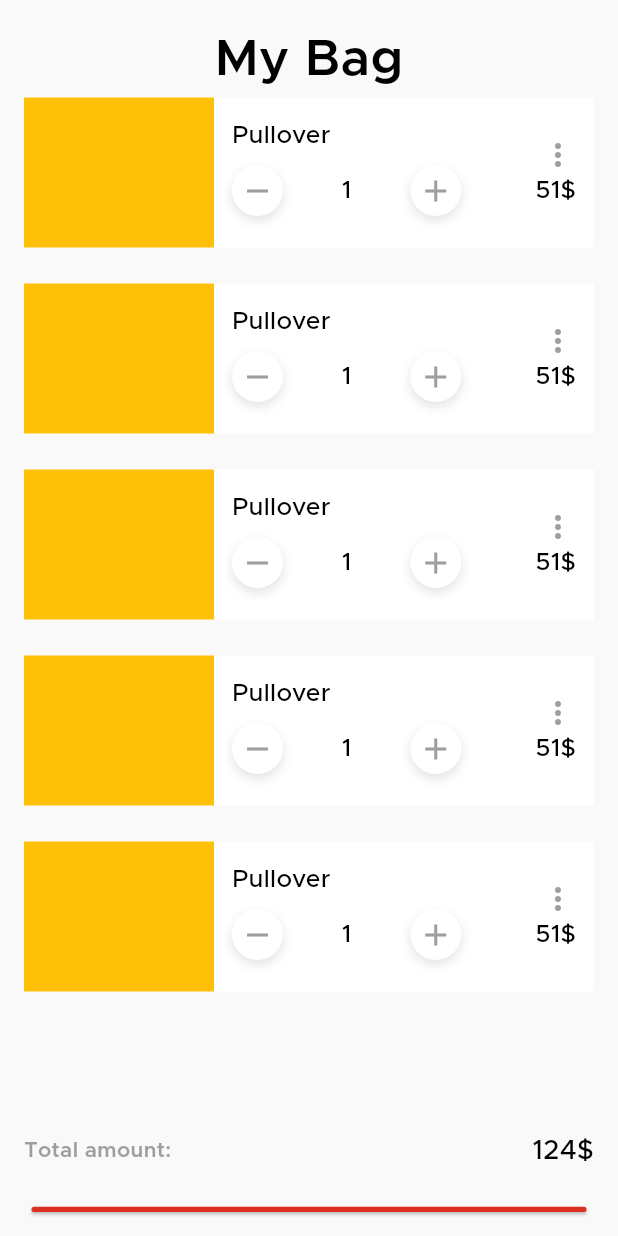
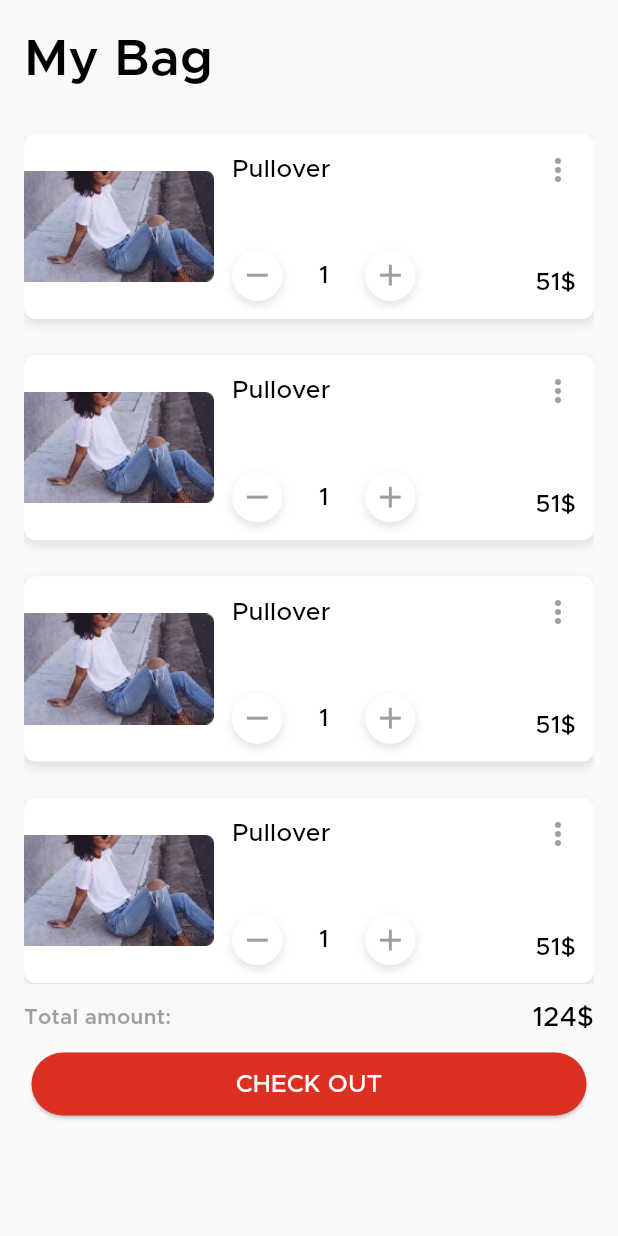
Before and after one commit to mahmoud-hassan1/Fashion-App, a Flutter app: the BagView screen opened directly, on a phone screen of 412 x 824 dp. Run offline on Flutter 3.47's test engine with Material 3 defaults, Android fonts, the phone set to English and light mode, and no system bars; drawn by our look-alikes of numberpicker; our stand-ins replace bloc, cloud_firestore, device_preview, firebase_auth, firebase_core, firebase_storage and 5 more; missing offline and left inert: carousel_slider_plus; accounts and stored records are empty; project files that could hold a hidden picture were left out.

Commit message:
finish my bag ui

```diff
--- a/lib/Features/bag/presentation/views/widgets/bag_view_body.dart
+++ b/lib/Features/bag/presentation/views/widgets/bag_view_body.dart
@@ -2,6 +2,7 @@ import 'package:flutter/material.dart';
 import 'package:online_shopping/Features/auth/presentation/views/widgets/custtom_button.dart';
 import 'package:online_shopping/Features/bag/presentation/views/widgets/my_bag_item.dart';
 import 'package:online_shopping/core/utiles/styles.dart';
+import 'package:online_shopping/core/widgets/scale_down.dart';
 
 class BagViewBody extends StatelessWidget {
   const BagViewBody({super.key});
@@ -11,9 +12,12 @@ class BagViewBody extends StatelessWidget {
     return Padding(
       padding: const EdgeInsets.all(16),
       child: Column(
+        crossAxisAlignment: CrossAxisAlignment.start,
         children: [
-          Text("My Bag", style: Styles.kMediumTextStyle(context).copyWith(fontSize: 34)),
+          ScaleDown(child: Text("My Bag", style: Styles.kMediumTextStyle(context).copyWith(fontSize: 34))),
+          const SizedBox(height: 24),
           Expanded(
+            flex: 5,
             child: ListView.builder(
               itemCount: 5,
               itemBuilder: (BuildContext context, int index) {
@@ -26,16 +30,26 @@ class BagViewBody extends StatelessWidget {
               },
             ),
           ),
-          const SizedBox(height: 24),
-          Row(
-            mainAxisAlignment: MainAxisAlignment.spaceBetween,
+          const SizedBox(height: 10),
+          Column(
+            mainAxisSize: MainAxisSize.min,
             children: [
-              Text("Total amount:", style: Styles.kMediumTextStyle(context).copyWith(fontSize: 14, color: Colors.grey)),
-              Text("124\$", style: Styles.kSmallTextStyle(context).copyWith(fontSize: 18, fontWeight: FontWeight.w500)),
+              Row(
+                mainAxisAlignment: MainAxisAlignment.spaceBetween,
+                children: [
+                  ScaleDown(
+                    child: Text("Total amount:", style: Styles.kMediumTextStyle(context).copyWith(fontSize: 14, color: Colors.grey)),
+                  ),
+                  const SizedBox(width: 10),
+                  ScaleDown(
+                    child: Text("124\$", style: Styles.kSmallTextStyle(context).copyWith(fontSize: 18, fontWeight: FontWeight.w500)),
+                  ),
+                ],
+              ),
+              const SizedBox(height: 10),
+              CustomButton(height: 600, label: "CHECK OUT", onTap: () {}),
             ],
           ),
-          const SizedBox(height: 24),
-          CustomButton(height: 50, label: "CHECK OUT", onTap: () {}),
         ],
       ),
     );
--- a/lib/Features/bag/presentation/views/widgets/my_bag_item.dart
+++ b/lib/Features/bag/presentation/views/widgets/my_bag_item.dart
@@ -1,6 +1,8 @@
 import 'package:flutter/material.dart';
 import 'package:online_shopping/Features/bag/presentation/views/widgets/quantity_picker.dart';
+import 'package:online_shopping/core/utiles/assets.dart';
 import 'package:online_shopping/core/utiles/styles.dart';
+import 'package:online_shopping/core/widgets/scale_down.dart';
 
 class MyBagItem extends StatelessWidget {
   const MyBagItem({super.key});
@@ -8,40 +10,55 @@ class MyBagItem extends StatelessWidget {
   @override
   Widget build(BuildContext context) {
     return Container(
-      color: Colors.white,
+      height: MediaQuery.sizeOf(context).width * .3,
+      clipBehavior: Clip.hardEdge,
+      decoration: BoxDecoration(
+        color: Colors.white,
+        borderRadius: BorderRadius.circular(8),
+        boxShadow: [
+          BoxShadow(color: Colors.grey.withOpacity(.3), blurStyle: BlurStyle.normal, blurRadius: 5, offset: const Offset(0, 3), spreadRadius: 0),
+        ],
+      ),
       child: Row(
         children: [
           Expanded(
-            flex: 1,
-            child: Container(height: 100, width: 100, color: Colors.amber),
+            flex: 3,
+            child: Image.asset(Assets.imagesClothes),
+          ),
+          Expanded(
+            flex: 4,
+            child: Padding(
+              padding: const EdgeInsets.all(12),
+              child: Column(
+                mainAxisAlignment: MainAxisAlignment.spaceBetween,
+                crossAxisAlignment: CrossAxisAlignment.start,
+                mainAxisSize: MainAxisSize.max,
+                children: [
+                  FittedBox(
+                    fit: BoxFit.scaleDown,
+                    child: Text("Pullover", style: Styles.kSmallTextStyle(context)),
+                  ),
+                  QuantityPicker(onChanged: (number) {}),
+                ],
+              ),
+            ),
           ),
           Expanded(
             flex: 2,
             child: Padding(
               padding: const EdgeInsets.all(12),
-              child: Row(
+              child: Column(
+                mainAxisAlignment: MainAxisAlignment.spaceBetween,
+                crossAxisAlignment: CrossAxisAlignment.end,
                 children: [
-                  Expanded(
-                    flex: 2,
-                    child: Column(
-                      mainAxisAlignment: MainAxisAlignment.spaceBetween,
-                      crossAxisAlignment: CrossAxisAlignment.start,
-                      children: [
-                        Text("Pullover", style: Styles.kSmallTextStyle(context)),
-                        QuantityPicker(onChanged: (number) {}),
-                      ],
+                  ScaleDown(
+                    child: GestureDetector(
+                      onTap: () {},
+                      child: const Icon(Icons.more_vert, color: Colors.grey),
                     ),
                   ),
-                  Expanded(
-                    flex: 1,
-                    child: Column(
-                      mainAxisAlignment: MainAxisAlignment.spaceBetween,
-                      crossAxisAlignment: CrossAxisAlignment.end,
-                      children: [
-                        const Icon(Icons.more_vert, color: Colors.grey),
-                        Text("51\$", style: Styles.kSmallTextStyle(context)),
-                      ],
-                    ),
+                  ScaleDown(
+                    child: Text("51\$", style: Styles.kSmallTextStyle(context)),
                   ),
                 ],
               ),
--- a/lib/Features/bag/presentation/views/widgets/quantity_picker.dart
+++ b/lib/Features/bag/presentation/views/widgets/quantity_picker.dart
@@ -1,6 +1,6 @@
 import 'package:flutter/material.dart';
-import 'package:numberpicker/numberpicker.dart';
 import 'package:online_shopping/core/utiles/styles.dart';
+import 'package:online_shopping/core/widgets/scale_down.dart';
 
 class QuantityPicker extends StatefulWidget {
   const QuantityPicker({super.key, required this.onChanged});
@@ -13,15 +13,14 @@ class QuantityPicker extends StatefulWidget {
 
 class _QuantityPickerState extends State<QuantityPicker> {
   int quan = 1;
-  final int maxValue = 10000;
+  final int maxValue = 9999;
   final int minValue = 1;
 
   @override
   Widget build(BuildContext context) {
-    return SizedBox(
-      // width: 60,
-      child: Row(
+    return Row(
       mainAxisAlignment: MainAxisAlignment.spaceBetween,
+      mainAxisSize: MainAxisSize.min,
       children: [
         getContainer(
           onTap: () {
@@ -32,25 +31,15 @@ class _QuantityPickerState extends State<QuantityPicker> {
           },
           icon: Icons.remove,
         ),
-          Flexible(
+        const SizedBox(width: 5),
+        ScaleDown(
           flex: 2,
-            child: FittedBox(
-              fit: BoxFit.scaleDown,
-              child: NumberPicker(
-                minValue: minValue,
-                maxValue: maxValue,
-                value: quan,
-                itemCount: 1,
-                itemWidth: 50,
-                textStyle: Styles.kSmallTextStyle(context),
-                selectedTextStyle: Styles.kSmallTextStyle(context),
-                onChanged: (index) {
-                  quan = index;
-                  setState(() {});
-                },
+          child: SizedBox(
+            width: 45,
+            child: Center(child: Text(quan.toString(), style: Styles.kSmallTextStyle(context))),
           ),
         ),
-          ),
+        const SizedBox(width: 5),
         getContainer(
           onTap: () {
             quan++;
@@ -61,14 +50,11 @@ class _QuantityPickerState extends State<QuantityPicker> {
           icon: Icons.add,
         ),
       ],
-      ),
     );
   }
 
   Widget getContainer({required final void Function() onTap, required IconData icon}) {
-    return Flexible(
-      child: FittedBox(
-        fit: BoxFit.scaleDown,
+    return ScaleDown(
       child: GestureDetector(
         onTap: onTap,
         child: Container(
@@ -80,8 +66,7 @@ class _QuantityPickerState extends State<QuantityPicker> {
               BoxShadow(color: Colors.grey.withOpacity(.3), blurStyle: BlurStyle.normal, blurRadius: 5, offset: const Offset(0, 3), spreadRadius: 0),
             ],
           ),
-            child: Icon(icon, color: Colors.grey),
-          ),
+          child: Icon(icon, color: Colors.grey, size: 24),
         ),
       ),
     );
--- /dev/null
+++ b/lib/core/widgets/scale_down.dart
@@ -0,0 +1,20 @@
+import 'package:flutter/material.dart';
+
+class ScaleDown extends StatelessWidget {
+  const ScaleDown({super.key, this.flex = 1, this.boxFit = BoxFit.scaleDown, this.child});
+
+  final int flex;
+  final BoxFit boxFit;
+  final Widget? child;
+
+  @override
+  Widget build(BuildContext context) {
+    return Flexible(
+      flex: flex,
+      child: FittedBox(
+        fit: boxFit,
+        child: child,
+      ),
+    );
+  }
+}
--- a/pubspec.yaml
+++ b/pubspec.yaml
@@ -48,7 +48,6 @@ dependencies:
   carousel_slider_plus: ^6.0.0
   flutter_secure_storage: ^9.2.2
   firebase_storage: ^12.3.6
-  numberpicker: ^2.1.2
 
 flutter_assets:
   assets_path:
```
Also changed, not shown: lib/Features/auth/presentation/views/widgets/custtom_button.dart (+10 -17 lines), pubspec.lock. Lines whose indentation alone changed are shown as unchanged.
